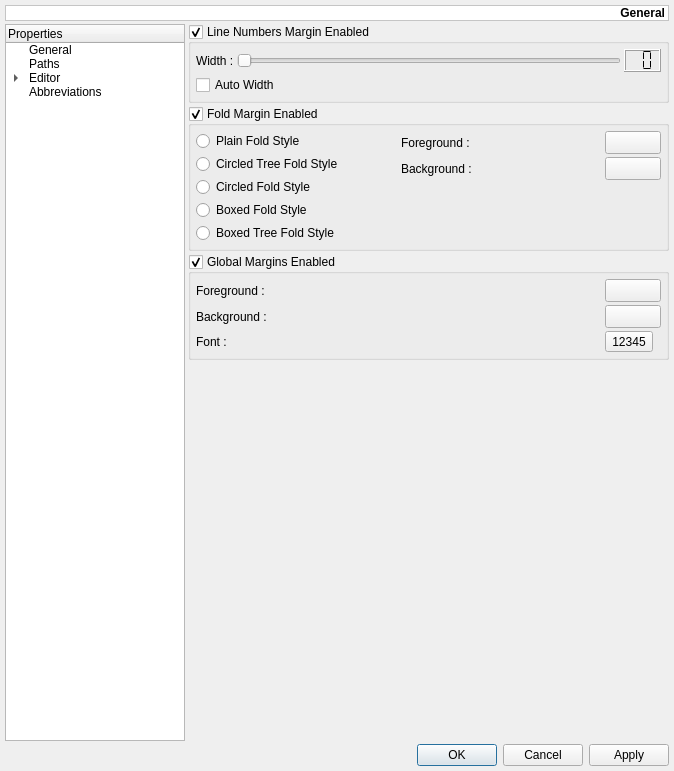
First picture: the form in monkey/src/maininterface/ui/UISettings.ui, repository pasnox/monkeystudio2, before the edit.
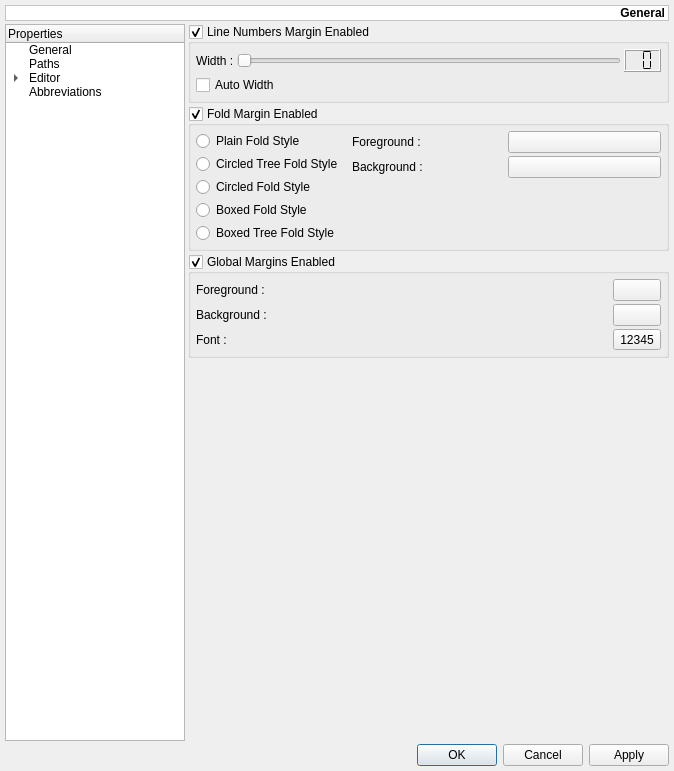
Second picture: the form after the edit. The open tabs and pages were chosen to show the change. Custom widgets are drawn as their Qt base class.

Commit message: Now use pColorButton in UISettings. pColorButton now display it's full name ( including alpha ) in tooltip.

Diff of the .ui file:
```diff
--- a/monkey/src/maininterface/ui/UISettings.ui
+++ b/monkey/src/maininterface/ui/UISettings.ui
@@ -1942,13 +1942,8 @@
            </layout>
           </item>
           <item row="1" column="2" >
-           <widget class="QToolButton" name="tbFoldMarginBackground" >
-            <property name="iconSize" >
-             <size>
-              <width>48</width>
-              <height>16</height>
-             </size>
-            </property>
+           <widget class="pColorButton" name="tbFoldMarginBackground" >
+            
            </widget>
           </item>
           <item row="1" column="1" >
@@ -1959,13 +1954,8 @@
            </widget>
           </item>
           <item row="0" column="2" >
-           <widget class="QToolButton" name="tbFoldMarginForeground" >
-            <property name="iconSize" >
-             <size>
-              <width>48</width>
-              <height>16</height>
-             </size>
-            </property>
+           <widget class="pColorButton" name="tbFoldMarginForeground" >
+            
            </widget>
           </item>
           <item row="0" column="1" >
@@ -2017,22 +2007,12 @@
             <property name="text" >
              <string>12345</string>
             </property>
-            <property name="iconSize" >
-             <size>
-              <width>48</width>
-              <height>16</height>
-             </size>
-            </property>
+            
            </widget>
           </item>
           <item row="1" column="1" >
-           <widget class="QToolButton" name="tbMarginsBackground" >
-            <property name="iconSize" >
-             <size>
-              <width>48</width>
-              <height>16</height>
-             </size>
-            </property>
+           <widget class="pColorButton" name="tbMarginsBackground" >
+            
            </widget>
           </item>
           <item row="0" column="0" >
@@ -2043,13 +2023,8 @@
            </widget>
           </item>
           <item row="0" column="1" >
-           <widget class="QToolButton" name="tbMarginsForeground" >
-            <property name="iconSize" >
-             <size>
-              <width>48</width>
-              <height>16</height>
-             </size>
-            </property>
+           <widget class="pColorButton" name="tbMarginsForeground" >
+            
            </widget>
           </item>
           <item row="1" column="0" >
@@ -2941,6 +2916,11 @@
    <header location="global" >fresh.h</header>
    <container>1</container>
   </customwidget>
+  <customwidget>
+   <class>pColorButton</class>
+   <extends>QPushButton</extends>
+   <header location="global" >pColorButton.h</header>
+  </customwidget>
  </customwidgets>
  <tabstops>
   <tabstop>dbbButtons</tabstop>
```
Left out of the diff: 155 changed lines with no effect on the pictures. The commit also changes 4 other files.
